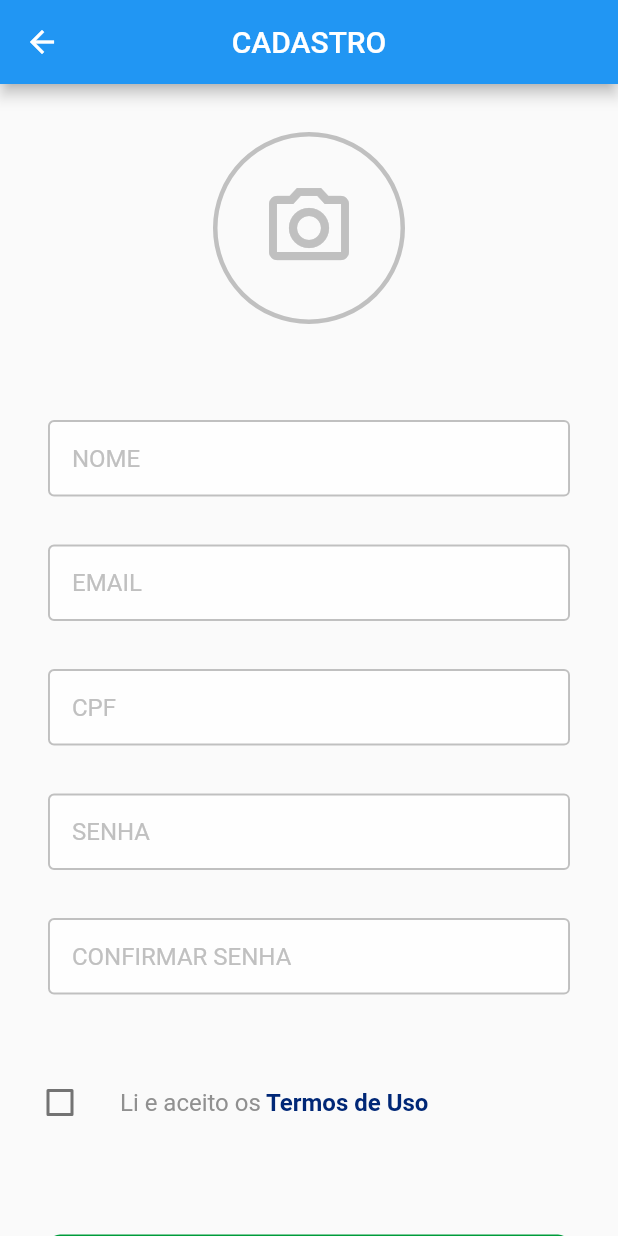
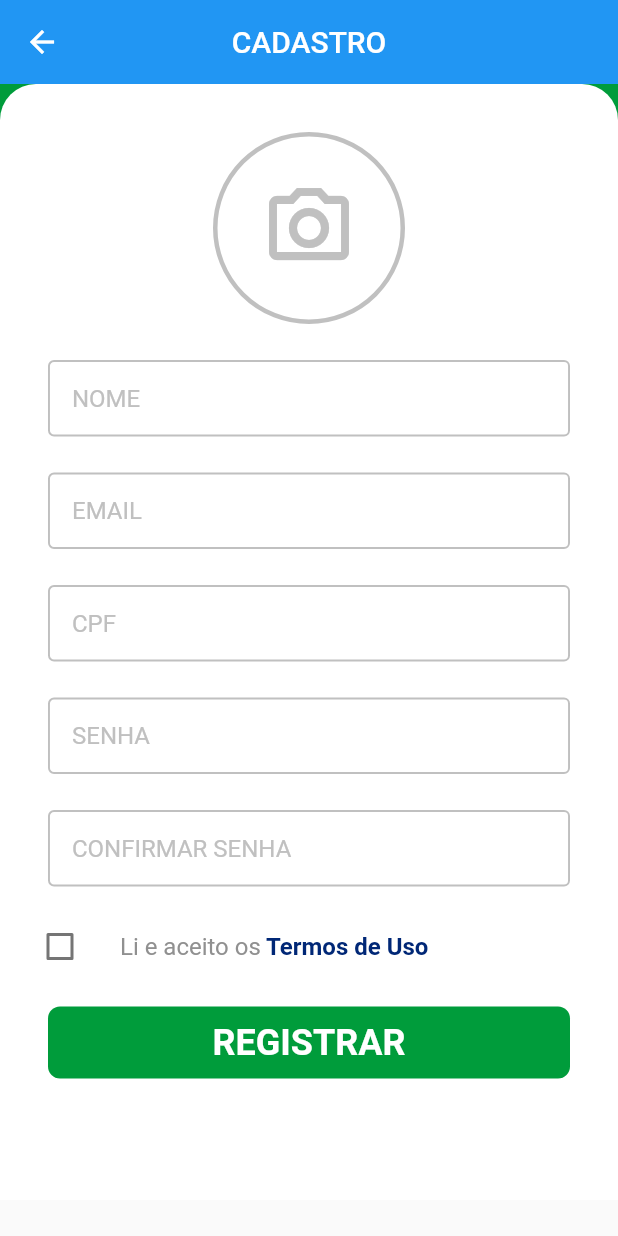
Before and after one commit to LucasSantos27/tfgcco, a Flutter app: the RegisterView screen opened by its route, on a phone screen of 412 x 824 dp. Run offline on Flutter 3.47's test engine with Material 2 defaults, Android fonts, the phone set to English and light mode, and no system bars; our stand-ins replace get.

Commit message:
feat: add default view

```diff
--- /dev/null
+++ b/lib/app/components/scaffold.dart
@@ -0,0 +1,33 @@
+import 'package:flutter/material.dart';
+import 'package:get/get.dart';
+
+class CustomScaffold extends StatelessWidget {
+  final Widget body;
+  final PreferredSizeWidget appBar;
+  const CustomScaffold({required this.body, required this.appBar});
+
+  @override
+  Widget build(BuildContext context) {
+    return Scaffold(
+      appBar: appBar,
+      body: SingleChildScrollView(
+        child: Container(
+          height: Get.mediaQuery.size.height - 80,
+          color: Theme.of(context).primaryColor,
+          child: Container(
+            padding: const EdgeInsets.symmetric(vertical: 32, horizontal: 16),
+            alignment: Alignment.center,
+            decoration: BoxDecoration(
+              borderRadius: BorderRadius.only(
+                topRight: Radius.circular(24),
+                topLeft: Radius.circular(24),
+              ),
+              color: Colors.white,
+            ),
+            child: body,
+          ),
+        ),
+      ),
+    );
+  }
+}
--- a/lib/app/modules/login/views/login_view.dart
+++ b/lib/app/modules/login/views/login_view.dart
@@ -13,7 +13,7 @@ class LoginView extends GetView<LoginController> {
     return Scaffold(
       body: SingleChildScrollView(
         child: Container(
-          padding: const EdgeInsets.only(top: 128),
+          padding: const EdgeInsets.only(top: 48),
           alignment: Alignment.center,
           child: Column(
             children: [
--- a/lib/app/modules/register/views/register_view.dart
+++ b/lib/app/modules/register/views/register_view.dart
@@ -1,6 +1,7 @@
 import 'package:flutter/material.dart';
 import 'package:get/get.dart';
 import 'package:tfg_cco/app/components/button.dart';
+import 'package:tfg_cco/app/components/scaffold.dart';
 import 'package:tfg_cco/app/components/text.dart';
 import 'package:tfg_cco/app/components/text_field.dart';
 
@@ -9,16 +10,13 @@ import '../controllers/register_controller.dart';
 class RegisterView extends GetView<RegisterController> {
   @override
   Widget build(BuildContext context) {
-    return Scaffold(
+    return CustomScaffold(
       appBar: AppBar(
+        elevation: 0,
         title: Text('CADASTRO'),
         centerTitle: true,
       ),
-      body: SingleChildScrollView(
-        child: Container(
-          padding: const EdgeInsets.symmetric(vertical: 32, horizontal: 16),
-          alignment: Alignment.center,
-          child: Column(
+      body: Column(
         children: [
           Container(
             alignment: Alignment.center,
@@ -37,17 +35,17 @@ class RegisterView extends GetView<RegisterController> {
               size: 64,
             ),
           ),
-              const SizedBox(height: 64),
+          const SizedBox(height: 24),
           CustomTextField(hintText: 'NOME'),
-              const SizedBox(height: 32),
+          const SizedBox(height: 24),
           CustomTextField(hintText: 'EMAIL'),
-              const SizedBox(height: 32),
+          const SizedBox(height: 24),
           CustomTextField(hintText: 'CPF'),
-              const SizedBox(height: 32),
+          const SizedBox(height: 24),
           CustomTextField(hintText: 'SENHA'),
-              const SizedBox(height: 32),
+          const SizedBox(height: 24),
           CustomTextField(hintText: 'CONFIRMAR SENHA'),
-              const SizedBox(height: 48),
+          const SizedBox(height: 16),
           Row(
             children: [
               Checkbox(value: false, onChanged: (t) {}),
@@ -55,11 +53,9 @@ class RegisterView extends GetView<RegisterController> {
               NormalBold(normal: 'Li e aceito os', bold: ' Termos de Uso'),
             ],
           ),
-              const SizedBox(height: 64),
+          const SizedBox(height: 16),
           CustomButton(title: 'REGISTRAR'),
         ],
-          ),
-        ),
       ),
     );
   }
```
Lines whose indentation alone changed are shown as unchanged.
